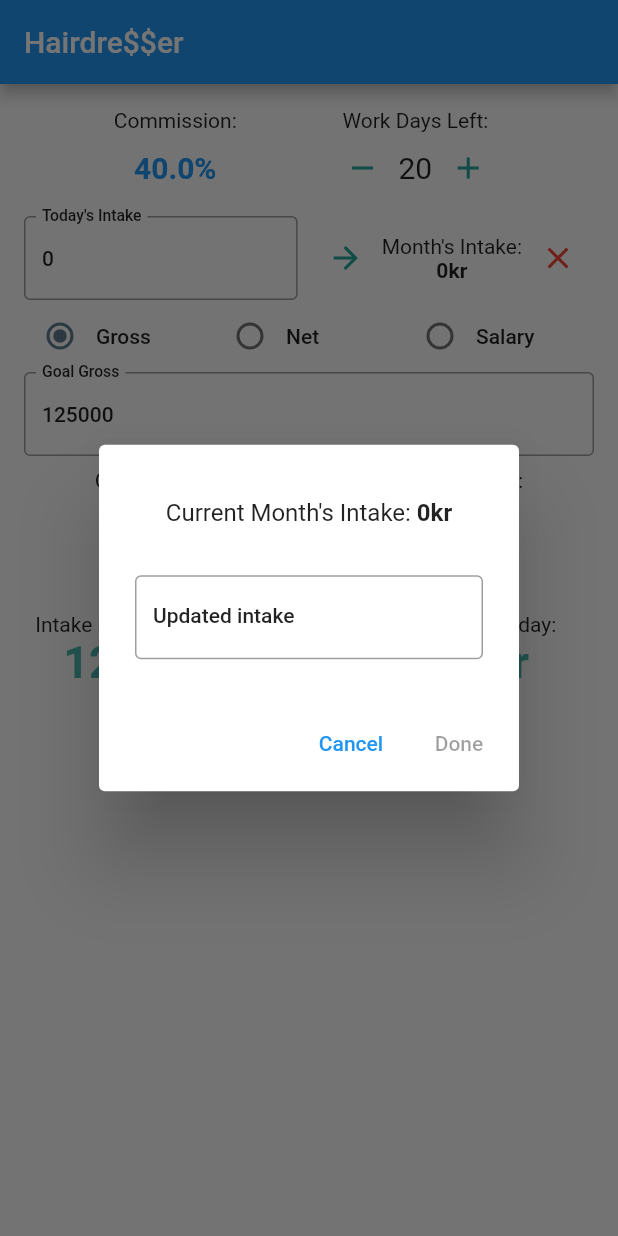
After one commit to jasonctoms/hairdresser_calc2, a Flutter app: the screen it shows after launch, after a tap on the "remove" icon, after a tap on the "add" icon, after a tap on "Month's Intake:", on a phone screen of 412 x 824 dp. The commit adds this screen. Run offline on Flutter 3.47's test engine with Material 2 defaults, Android fonts, the phone set to English and light mode, and no system bars; our stand-ins replace hive, hive_flutter; accounts and stored records are empty; generated files the repository leaves out were written again.

Commit message:
Add intake edit dialog

```diff
--- a/lib/l10n/strings_en.arb
+++ b/lib/l10n/strings_en.arb
@@ -44,10 +44,20 @@
     "type": "text",
     "description": "Intake title and text field hint"
   },
-  "monthsIntake": "Month's Intake",
+  "monthsIntake": "Month's Intake:",
   "@monthsIntake": {
     "type": "text",
     "description": "Month's intake title"
+  },
+  "currentMonthsIntake": "Current Month's Intake:",
+  "@currentMonthsIntake": {
+    "type": "text",
+    "description": "Month's intake edit dialog title"
+  },
+  "updatedIntake": "Updated intake",
+  "@updatedIntake": {
+    "type": "text",
+    "description": "Updated intake text field label"
   },
   "daysLeft": "Work Days Left:",
   "@daysLeft": {
--- a/lib/l10n/strings_nb.arb
+++ b/lib/l10n/strings_nb.arb
@@ -9,6 +9,8 @@
   "validationMessage": "Ugyldig nummer inntastet",
   "todaysIntake": "Dagens Inntak",
   "monthsIntake": "Måneds Inntak:",
+  "currentMonthsIntake": "Current Måneds Inntak:",
+  "updatedIntake": "Updatert inntak",
   "daysLeft": "Job Dager Igjen:",
   "goalGross": "Mål Brutto",
   "goalNet": "Mål Netto",
--- a/lib/providers/salary_provider.dart
+++ b/lib/providers/salary_provider.dart
@@ -111,6 +111,12 @@ class SalaryProvider with ChangeNotifier {
     notifyListeners();
   }
 
+  updateMonthlyIntake(int updatedIntake) {
+    _monthsIntake = updatedIntake;
+    _box.put(monthsIntakeKey, _monthsIntake);
+    notifyListeners();
+  }
+
   updateGoal(GoalSelection goalSelection, String input) {
     try {
       if (input == null || input.isEmpty) {
--- /dev/null
+++ b/lib/widgets/intake_edit_dialog.dart
@@ -0,0 +1,94 @@
+import 'package:flutter/material.dart';
+import 'package:flutter_gen/gen_l10n/translations.dart';
+import 'package:hairdresser_calc2/extensions/int_extensions.dart';
+import 'package:meta/meta.dart';
+
+class IntakeEditDialog extends StatefulWidget {
+  final int initialIntake;
+  final String dialogTitle;
+  final Function(int updatedIntake) onSave;
+
+  const IntakeEditDialog({
+    @required this.initialIntake,
+    @required this.dialogTitle,
+    @required this.onSave,
+  }) : assert(initialIntake != null);
+
+  @override
+  _IntakeEditDialogState createState() => _IntakeEditDialogState();
+}
+
+class _IntakeEditDialogState extends State<IntakeEditDialog> {
+  int _intakeValue;
+  String _intakeText;
+  bool _showValidationError = false;
+  final _inputKey = GlobalKey(debugLabel: 'commissionText');
+
+  void updateCommission(String input) {
+    setState(() {
+      try {
+        final inputDouble = (int.parse(input));
+        _showValidationError = false;
+        _intakeValue = inputDouble;
+        _intakeText = input;
+      } on Exception catch (e) {
+        print('Error: $e');
+        _showValidationError = true;
+      }
+    });
+  }
+
+  saveIntake(BuildContext context) {
+    Navigator.pop(context, _intakeText);
+    widget.onSave(_intakeValue);
+  }
+
+  @override
+  Widget build(BuildContext context) {
+    final currentCommission = Padding(
+      padding: EdgeInsets.only(bottom: 32.0, top: 16.0),
+      child: Row(
+        mainAxisAlignment: MainAxisAlignment.center,
+        children: [
+          Text(widget.dialogTitle),
+          Padding(padding: EdgeInsets.symmetric(horizontal: 2.0)),
+          Text(
+            widget.initialIntake.toKroner(),
+            style: TextStyle(fontWeight: FontWeight.bold),
+          ),
+        ],
+      ),
+    );
+
+    final commissionInput = TextField(
+      key: _inputKey,
+      style: Theme.of(context).textTheme.bodyText1,
+      decoration: InputDecoration(
+        labelStyle: Theme.of(context).textTheme.bodyText1,
+        errorText: _showValidationError ? Translations.of(context).validationMessage : null,
+        labelText: Translations.of(context).updatedIntake,
+        border: const OutlineInputBorder(),
+      ),
+      keyboardType: TextInputType.number,
+      onChanged: updateCommission,
+    );
+
+    return AlertDialog(
+      content: Column(
+        mainAxisSize: MainAxisSize.min,
+        children: [currentCommission, commissionInput],
+      ),
+      actions: [
+        TextButton(
+          child: Text(Translations.of(context).cancel),
+          onPressed: () => Navigator.pop(context),
+        ),
+        TextButton(
+          child: Text(Translations.of(context).done),
+          onPressed:
+              (_showValidationError || _intakeText == null) ? null : () => saveIntake(context),
+        ),
+      ],
+    );
+  }
+}
--- a/lib/widgets/intake_widget.dart
+++ b/lib/widgets/intake_widget.dart
@@ -81,7 +81,9 @@ class _IntakeWidgetState extends State<IntakeWidget> {
       ),
     );
 
-    final monthsIntake = Column(
+    final monthsIntake = GestureDetector(
+      onTap: () => widget.onEdit(),
+      child: Column(
         children: [
           Text(widget.monthlyLabel),
           Text(
@@ -89,6 +91,7 @@ class _IntakeWidgetState extends State<IntakeWidget> {
             style: TextStyle(fontWeight: FontWeight.bold),
           ),
         ],
+      ),
     );
 
     return Row(
--- a/lib/widgets/salary_page.dart
+++ b/lib/widgets/salary_page.dart
@@ -5,6 +5,7 @@ import 'package:hairdresser_calc2/providers/salary_provider.dart';
 import 'package:hairdresser_calc2/widgets/commission_dialog.dart';
 import 'package:hairdresser_calc2/widgets/goal_widget.dart';
 import 'package:hairdresser_calc2/widgets/incdec_widget.dart';
+import 'package:hairdresser_calc2/widgets/intake_edit_dialog.dart';
 import 'package:hairdresser_calc2/widgets/intake_widget.dart';
 import 'package:provider/provider.dart';
 
@@ -202,7 +203,19 @@ class _SalaryPageState extends State<SalaryPage> {
                 onUpdate: (text) => context.read<SalaryProvider>().updateTodaysIntake(text),
                 onStore: () => context.read<SalaryProvider>().addTodaysIntakeToMonth(),
                 onClear: () => context.read<SalaryProvider>().clearMonthlyIntake(),
-                onEdit: () => {},
+                onEdit: () {
+                  showDialog<String>(
+                      context: context,
+                      barrierDismissible: false,
+                      builder: (BuildContext context) {
+                        return IntakeEditDialog(
+                          initialIntake: context.watch<SalaryProvider>().monthsIntake,
+                          dialogTitle: Translations.of(context).currentMonthsIntake,
+                          onSave: (updatedValue) =>
+                              context.read<SalaryProvider>().updateMonthlyIntake(updatedValue),
+                        );
+                      });
+                },
                 monthlyValue: context.watch<SalaryProvider>().monthsIntake.toKroner(),
                 validationError: context.watch<SalaryProvider>().todaysIntakeValidationError,
                 initialValue: context.watch<SalaryProvider>().todaysIntake,
```
Lines whose indentation alone changed are shown as unchanged.
